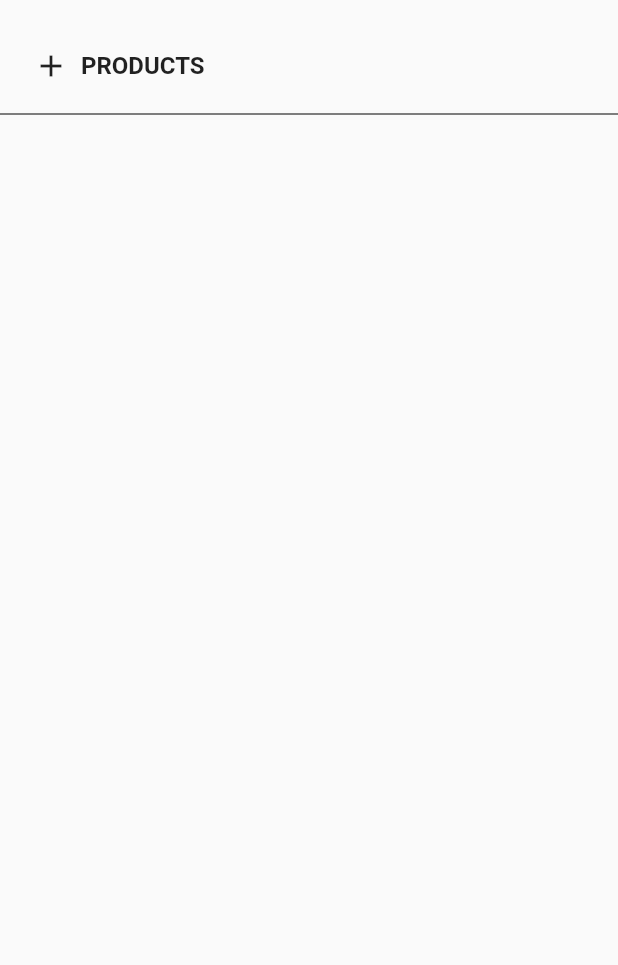
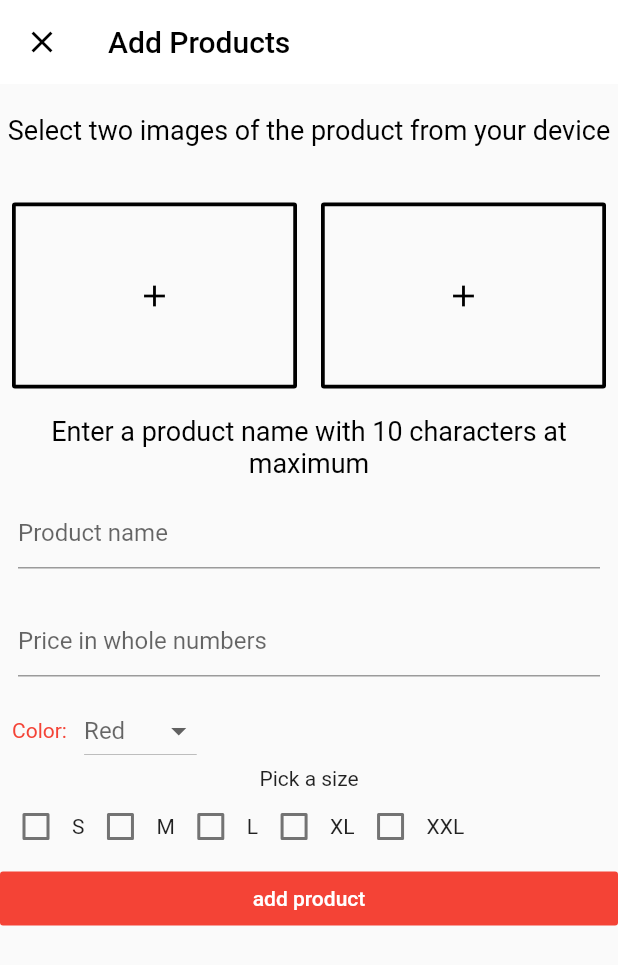
Before and after one commit to Ayobami-00/Flutter-Ecommerce-App-With-Bloc-Architecture, a Flutter app: the Products screen opened directly, after a tap on "PRODUCTS", on a phone screen of 412 x 824 dp. Shown: the top 965 px of the screen. Run offline on Flutter 3.47's test engine with Material 2 defaults, Android fonts, the phone set to English and light mode, and no system bars; our stand-ins replace cloud_firestore, firebase_auth, firebase_storage, fluttertoast, image_picker, rxdart; accounts and stored records are empty.

Commit message:
fixed add products page and bloc

```diff
--- a/ecommerce_app/lib/blocs/home/home_bloc.dart
+++ b/ecommerce_app/lib/blocs/home/home_bloc.dart
@@ -13,12 +13,22 @@ class HomeBloc {
   Sink<List<Product>> get _addListProduct => _productController.sink;
   Stream<List<Product>> get listProduct => _productController.stream;
 
+  final StreamController<Product> _addProductController =
+      BehaviorSubject<Product>();
+  Sink<Product> get _addProduct =>  _addProductController.sink;
+  Stream<Product> get getProduct =>  _addProductController.stream;
+
   HomeBloc(this.dbApi, this.authenticationApi) {
     _startListeners();
+     _addProductController.stream.listen(addProductToDb);
+
+  }
+
+  Future<String> addProductToDb(Product product) async {
+    dbApi.addProduct(product);
   }
 
   void _startListeners() {
-    // Retrieve Firestore Journal Records as List<Journal> not DocumentSnapshot
     authenticationApi.getFirebaseAuth().currentUser().then((user) {
       dbApi.getProductList().listen((productDocs) {
         _addListProduct.add(productDocs);
@@ -30,5 +40,6 @@ class HomeBloc {
 
   void dispose() {
     _productController.close();
+    _addProductController.close();
   }
 }
--- /dev/null
+++ b/ecommerce_app/lib/ui/pages/add_product.dart
@@ -0,0 +1,303 @@
+import 'dart:io';
+
+import 'package:ecommerce_app/blocs/home/home_bloc.dart';
+import 'package:ecommerce_app/blocs/home/home_bloc_provider.dart';
+import 'package:ecommerce_app/models/product.dart';
+import 'package:firebase_storage/firebase_storage.dart';
+import 'package:flutter/material.dart';
+import 'package:fluttertoast/fluttertoast.dart';
+import 'package:image_picker/image_picker.dart';
+
+class AddProduct extends StatefulWidget {
+  @override
+  _AddProductState createState() => _AddProductState();
+}
+
+class _AddProductState extends State<AddProduct> {
+  GlobalKey<FormState> _formKey = GlobalKey<FormState>();
+  TextEditingController productNameController = TextEditingController();
+  TextEditingController quantityController = TextEditingController();
+  TextEditingController priceController = TextEditingController();
+  String _selectedColor = "Red";
+  Color white = Colors.white;
+  Color black = Colors.black;
+  Color grey = Colors.white;
+  Color red = Colors.red;
+  String selectedSize;
+  List<String> _colourList = ["Red", "Green", "Blue", "Orange", "Purple"];
+  File _image1;
+  File _image2;
+  bool isLoading = false;
+
+  HomeBloc _homeBloc;
+
+  @override
+  void didChangeDependencies() {
+    super.didChangeDependencies();
+    _homeBloc = HomeBlocProvider.of(context).homeBloc;
+  }
+
+  @override
+  Widget build(BuildContext context) {
+    return Scaffold(
+      appBar: AppBar(
+          elevation: 0.0,
+          backgroundColor: white,
+          leading: Icon(
+            Icons.close,
+            color: black,
+          ),
+          title: Text("Add Products", style: TextStyle(color: Colors.black))),
+      body: Form(
+        key: _formKey,
+        child: isLoading
+            ? CircularProgressIndicator()
+            : ListView(children: <Widget>[
+              SizedBox(height: 20.0),
+                Text(
+                  "Select two images of the product from your device",
+                  textAlign: TextAlign.center,
+                  style: TextStyle(color: black, fontSize: 18),
+                ),
+
+                SizedBox(height: 30.0),
+
+                Row(
+                  children: <Widget>[
+                    Expanded(
+                      child: Padding(
+                        padding: const EdgeInsets.all(8.0),
+                        child: OutlineButton(
+                            borderSide: BorderSide(color: black, width: 2.5),
+                            onPressed: () {
+                              _selectedImage(
+                                  ImagePicker.pickImage(
+                                      source: ImageSource.gallery),
+                                  1);
+                            },
+                            child: _displayChild1()),
+                      ),
+                    ),
+                    Expanded(
+                      child: Padding(
+                        padding: const EdgeInsets.all(8.0),
+                        child: OutlineButton(
+                            borderSide: BorderSide(color: black, width: 2.5),
+                            onPressed: () {
+                              _selectedImage(
+                                  ImagePicker.pickImage(
+                                      source: ImageSource.gallery),
+                                  2);
+                            },
+                            child: _displayChild2()),
+                      ),
+                    ),
+                  ],
+                ),
+
+                SizedBox(height: 10.0),
+
+                Text(
+                  "Enter a product name with 10 characters at maximum",
+                  textAlign: TextAlign.center,
+                  style: TextStyle(color: black, fontSize: 18),
+                ),
+                Padding(
+                  padding: const EdgeInsets.all(12.0),
+                  child: TextFormField(
+                    controller: productNameController,
+                    decoration: InputDecoration(
+                      focusColor: black,
+                      fillColor: black,
+                      hoverColor: black,
+                      hintText: "Product name",
+                    ),
+                    validator: (value) {
+                      if (value.isEmpty) {
+                        return "You must enter the product name";
+                      } else if (value.length > 10) {
+                        return "Product name can't have more than 10 letters";
+                      }
+                    },
+                  ),
+                ),
+
+
+
+                Padding(
+                  padding: const EdgeInsets.all(12.0),
+                  child: TextFormField(
+                    controller: priceController,
+                    keyboardType: TextInputType.number,
+                    decoration: InputDecoration(
+                      hintText: "Price in whole numbers",
+                    ),
+                    validator: (value) {
+                      if (value.isEmpty) {
+                        return "You must enter a price";
+                      }
+                    },
+                  ),
+                ),
+
+                 //select category
+                Row(
+                  children: <Widget>[
+                    Padding(
+                      padding: const EdgeInsets.all(8.0),
+                      child: Text('Color: ', style: TextStyle(color: red)),
+                    ),
+                    DropdownButton<String>(
+                        items: _colourList
+                            .map((data) => DropdownMenuItem<String>(
+                                  child: Text(data),
+                                  value: data,
+                                ))
+                            .toList(),
+                        onChanged: (String value) {
+                          setState(() => _selectedColor = value);
+                        },
+                        hint: Row(
+                          mainAxisAlignment: MainAxisAlignment.spaceEvenly,
+                          children: <Widget>[
+                            Text(_selectedColor),
+                          ],
+                        )),
+                  ],
+                ),
+
+                Text(
+                  "Pick a size",
+                  textAlign: TextAlign.center,
+                ),
+
+                Row(
+                  children: <Widget>[
+                    Checkbox(
+                        value: selectedSize == 'S',
+                        onChanged: (value) => changeSelectedSize('S')),
+                    Text("S"),
+                    Checkbox(
+                        value: selectedSize == 'M',
+                        onChanged: (value) => changeSelectedSize('M')),
+                    Text("M"),
+                    Checkbox(
+                        value: selectedSize == 'L',
+                        onChanged: (value) => changeSelectedSize('L')),
+                    Text("L"),
+                    Checkbox(
+                        value: selectedSize == 'XL',
+                        onChanged: (value) => changeSelectedSize('XL')),
+                    Text("XL"),
+                    Checkbox(
+                        value: selectedSize == 'XXL',
+                        onChanged: (value) => changeSelectedSize('XXL')),
+                    Text("XXL"),
+                  ],
+                ),
+
+                FlatButton(
+                  color: red,
+                  textColor: white,
+                  child: Text('add product'),
+                  onPressed: () {
+                    validateAndUpload();
+                  },
+                )
+              ]),
+      ),
+    );
+  }
+
+  void changeSelectedSize(String size) {
+
+      setState(() {
+        selectedSize = size;
+      });
+
+  }
+
+  void _selectedImage(Future<File> pickImage, int imageNumber) async {
+    File tempImg = await pickImage;
+    switch (imageNumber) {
+      case 1:
+        setState(() => _image1 = tempImg);
+        break;
+      case 2:
+        setState(() => _image2 = tempImg);
+        break;
+    }
+  }
+
+  Widget _displayChild1() {
+    if (_image1 == null) {
+      return Padding(
+        padding: const EdgeInsets.fromLTRB(14.0, 50.0, 14.0, 50.0),
+        child: Icon(Icons.add, color: black),
+      );
+    } else {
+      return Image.file(_image1, fit: BoxFit.fill, width: double.infinity);
+    }
+  }
+
+  Widget _displayChild2() {
+    if (_image2 == null) {
+      return Padding(
+        padding: const EdgeInsets.fromLTRB(14.0, 50.0, 14.0, 50.0),
+        child: Icon(Icons.add, color: black),
+      );
+    } else {
+      return Image.file(_image2, fit: BoxFit.fill, width: double.infinity);
+    }
+  }
+
+  void validateAndUpload() async {
+    if (_formKey.currentState.validate()) {
+      setState(() => isLoading = true);
+      if (_image1 != null && _image2 != null) {
+        if (selectedSize.isNotEmpty) {
+          String imageUrl1;
+          String imageUrl2;
+          String imageUrl3;
+          final FirebaseStorage storage = FirebaseStorage.instance;
+          final String picture1 =
+              "1${DateTime.now().millisecondsSinceEpoch.toString()}.jpg";
+          StorageUploadTask task1 =
+              storage.ref().child(picture1).putFile(_image1);
+
+          final String picture2 =
+              "2${DateTime.now().millisecondsSinceEpoch.toString()}.jpg";
+          StorageUploadTask task2 =
+              storage.ref().child(picture1).putFile(_image2);
+
+          StorageTaskSnapshot snapshot1 =
+              await task1.onComplete.then((snapshot) => snapshot);
+
+          task2.onComplete.then((snapshot2) async {
+            imageUrl1 = await snapshot1.ref.getDownloadURL();
+            imageUrl2 = await snapshot2.ref.getDownloadURL();
+
+            Product product_details = Product(
+              name: productNameController.text ,
+              price: int.parse(priceController.text),
+              picture1: imageUrl1,
+              picture2 : imageUrl2,
+              color: _selectedColor,
+              size: selectedSize,
+            );
+            _formKey.currentState.reset();
+            _homeBloc.addProductToDb(product_details);
+            Fluttertoast.showToast(msg: "Product added");
+            Navigator.pop(context);
+          });
+        } else {
+          setState(() => isLoading = true);
+          Fluttertoast.showToast(msg: " Please select at least one size");
+        }
+      } else {
+        setState(() => isLoading = true);
+        Fluttertoast.showToast(msg: "All the images must be provided");
+      }
+    }
+  }
+}
--- a/ecommerce_app/lib/ui/pages/products.dart
+++ b/ecommerce_app/lib/ui/pages/products.dart
@@ -2,6 +2,7 @@ import 'package:ecommerce_app/blocs/authentication/authentication_bloc.dart';
 import 'package:ecommerce_app/blocs/authentication/authentication_bloc_provider.dart';
 import 'package:ecommerce_app/blocs/home/home_bloc.dart';
 import 'package:ecommerce_app/blocs/home/home_bloc_provider.dart';
+import 'package:ecommerce_app/ui/pages/add_product.dart';
 import 'package:ecommerce_app/ui/widgets/product_card.dart';
 import 'package:flutter/material.dart';
 
@@ -62,7 +63,12 @@ class _ProductsState extends State<Products> {
           children: <Widget>[
             SizedBox(width: 10.0),
             FlatButton.icon(
-              onPressed: () => {},
+              onPressed: () {
+                Navigator.push(
+                    context,
+                    MaterialPageRoute(
+                        builder: (_) => AddProduct() ));
+              },
               icon: Icon(Icons.add),
               label: Text("PRODUCTS",
                   style:
--- a/ecommerce_app/pubspec.yaml
+++ b/ecommerce_app/pubspec.yaml
@@ -24,6 +24,9 @@ dependencies:
   rxdart: ^0.24.0
   uuid: ^2.0.4
   firebase_auth: ^0.16.0
+  firebase_storage: ^3.1.5
+  image_picker: ^0.6.5+3
+  fluttertoast: ^4.0.1
 
   # The following adds the Cupertino Icons font to your application.
   # Use with the CupertinoIcons class for iOS style icons.
```
Also changed, not shown: ecommerce_app/pubspec.lock.
